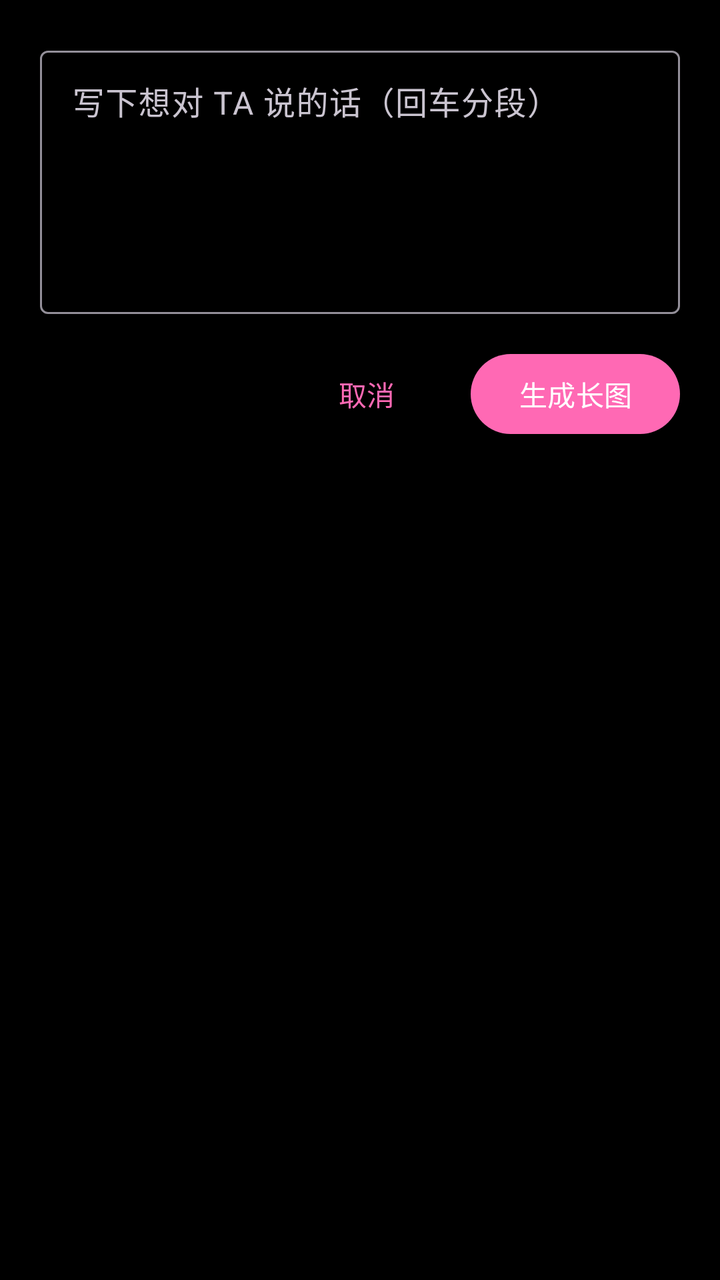
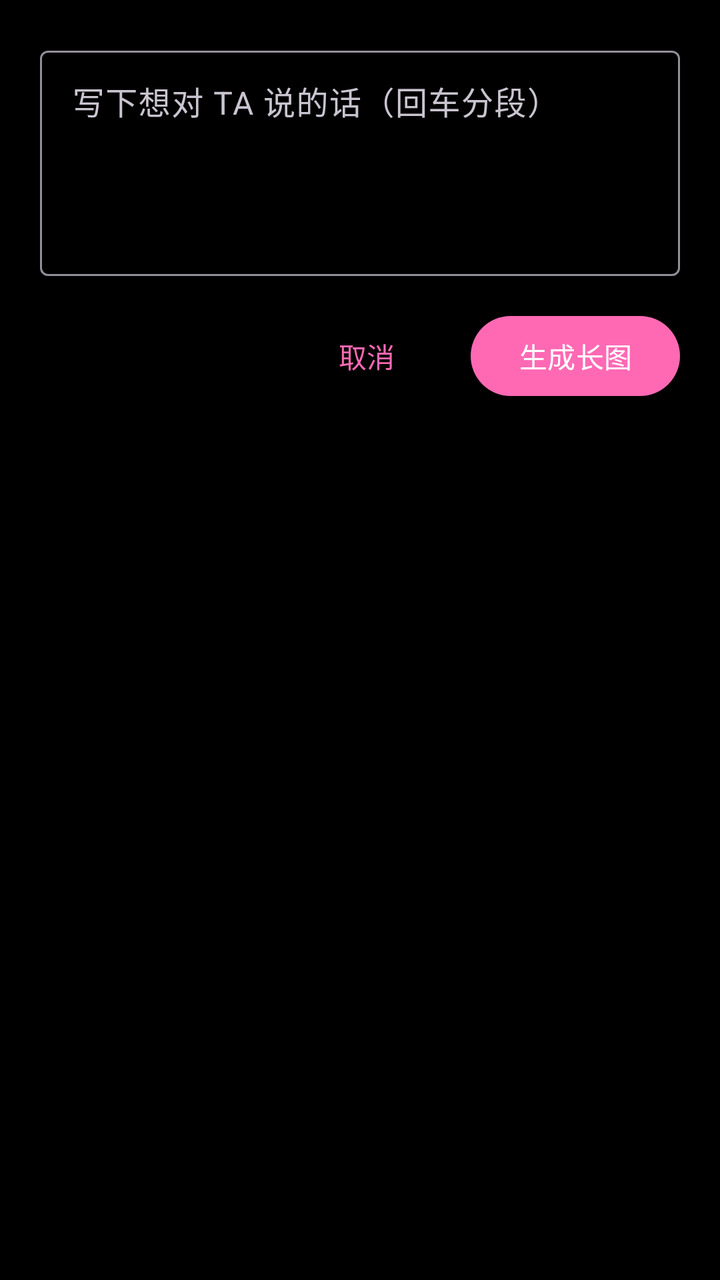

Before-and-after screenshots of an Android layout around one commit, followed by the original layout XML and the change that was made.
<!-- AndroidManifest.xml: application theme Theme.Electronic -->
<!-- res/layout/dialog_love_letter.xml -->
<?xml version="1.0" encoding="utf-8"?>
<LinearLayout xmlns:android="http://schemas.android.com/apk/res/android"
    android:layout_width="match_parent"
    android:layout_height="wrap_content"
    android:orientation="vertical"
    android:padding="20dp">

    <com.google.android.material.textfield.TextInputLayout
        android:layout_width="match_parent"
        android:layout_height="wrap_content"
        android:hint="写下想对 TA 说的话（回车分段）">

        <com.google.android.material.textfield.TextInputEditText
            android:id="@+id/et_letter"
            android:layout_width="match_parent"
            android:layout_height="wrap_content"
            android:gravity="top"
            android:inputType="textMultiLine"
            android:minLines="5"
            android:maxLines="10"
            android:scrollbars="vertical" />
    </com.google.android.material.textfield.TextInputLayout>

    <LinearLayout
        android:layout_width="match_parent"
        android:layout_height="wrap_content"
        android:layout_marginTop="16dp"
        android:gravity="end"
        android:orientation="horizontal">

        <com.google.android.material.button.MaterialButton
            android:id="@+id/btn_cancel"
            android:layout_width="wrap_content"
            android:layout_height="wrap_content"
            android:text="取消"
            style="@style/Widget.Material3.Button.TextButton" />

        <com.google.android.material.button.MaterialButton
            android:id="@+id/btn_confirm"
            android:layout_width="wrap_content"
            android:layout_height="wrap_content"
            android:layout_marginStart="8dp"
            android:text="生成长图" />
    </LinearLayout>
</LinearLayout>
<!-- resources referenced by this layout -->
<resources>
  <style name="Theme.Electronic" parent="Base.Theme.Electronic" />
  <style name="Base.Theme.Electronic" parent="Theme.Material3.Dark.NoActionBar">
          
          <item name="android:windowBackground">@android:color/black</item>
  
          
          <item name="colorPrimary">@color/romantic_pink</item>
          <item name="colorOnPrimary">@color/white</item>
          <item name="colorSecondary">@color/gold</item>
          <item name="colorOnSecondary">@color/black</item>
          <item name="colorSecondaryContainer">#3DFF69B4</item>
          <item name="colorOnSecondaryContainer">@color/gold</item>
          
          <item name="colorControlActivated">@color/romantic_pink</item>
          <item name="colorControlNormal">@color/text_secondary</item>
  
          
          <item name="android:statusBarColor">@android:color/transparent</item>
          <item name="android:navigationBarColor">@android:color/transparent</item>
          <item name="android:windowLightStatusBar">false</item>
  
          
          <item name="materialAlertDialogTheme">@style/RomanticDialog</item>
      </style>
  <color name="romantic_pink">#FFFF69B4</color>
  <color name="white">#FFFFFFFF</color>
  <color name="gold">#FFFFD700</color>
  <color name="black">#FF000000</color>
  <color name="text_secondary">#B3FFFFFF</color>
  <style name="RomanticDialog" parent="ThemeOverlay.Material3.MaterialAlertDialog">
          <item name="shapeAppearanceOverlay">@style/RomanticDialogShape</item>
      </style>
  <style name="RomanticDialogShape" parent="">
          <item name="cornerFamily">rounded</item>
          <item name="cornerSize">20dp</item>
      </style>
</resources>

<!-- the commit's change to res/layout/dialog_love_letter.xml (unified diff, before → after) -->
@@ -16,7 +16,7 @@
             android:layout_height="wrap_content"
             android:gravity="top"
             android:inputType="textMultiLine"
-            android:minLines="5"
+            android:minLines="4"
             android:maxLines="10"
             android:scrollbars="vertical" />
     </com.google.android.material.textfield.TextInputLayout>
